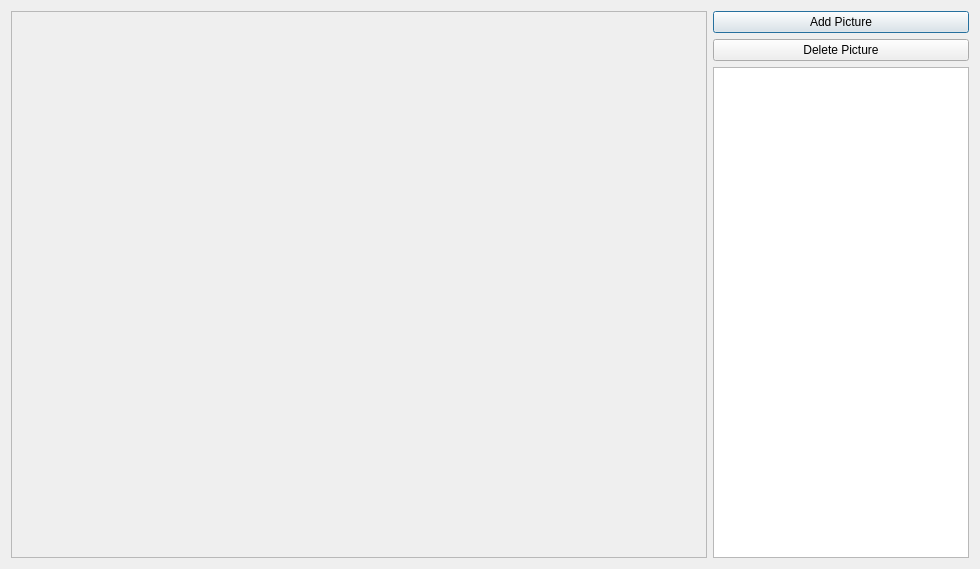
Qt form Mapping-My-Trip/picturedialog.ui (vinh3978/Mapping-My-Trip-Qt-creator-8) before a commit.
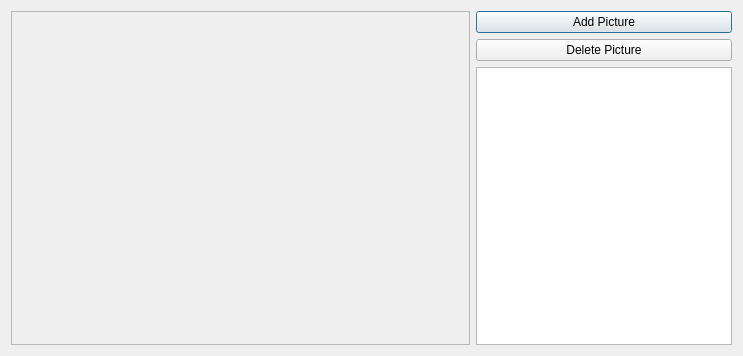
The same form after that commit.

```diff
--- a/Mapping-My-Trip/picturedialog.ui
+++ b/Mapping-My-Trip/picturedialog.ui
@@ -6,8 +6,8 @@
    <rect>
     <x>0</x>
     <y>0</y>
-    <width>980</width>
-    <height>569</height>
+    <width>743</width>
+    <height>356</height>
    </rect>
   </property>
   <property name="windowTitle">
@@ -30,8 +30,8 @@
        <rect>
         <x>0</x>
         <y>0</y>
-        <width>691</width>
-        <height>545</height>
+        <width>449</width>
+        <height>330</height>
        </rect>
       </property>
      </widget>
```
